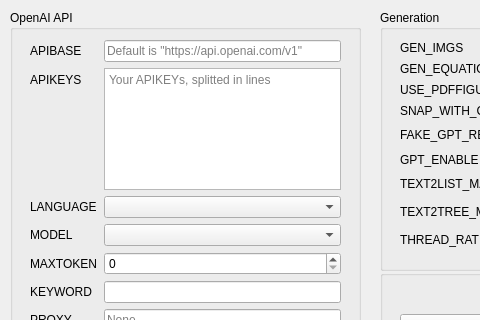
Old version of the form user_interface.ui in the repository MasterYip/ChatPaper2Xmind; both pictures show x 0 to 480 and y 0 to 320 of the 737 by 553 pixel window.
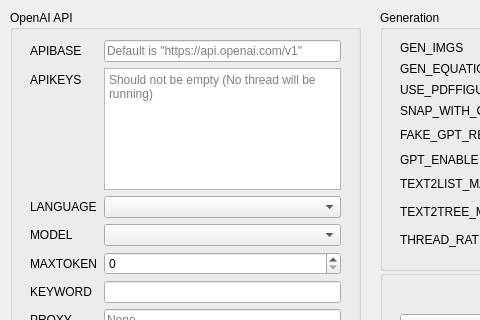
New version of the form.

What changed in the file:
```diff
--- a/user_interface.ui
+++ b/user_interface.ui
@@ -132,7 +132,7 @@
       <item row="1" column="1">
        <widget class="QTextEdit" name="textEdit_APIKEYS">
         <property name="placeholderText">
-         <string>Your APIKEYs, splitted in lines</string>
+         <string>Should not be empty (No thread will be running)</string>
         </property>
        </widget>
       </item>
```
Left out of the diff: 3 changed lines with no effect on the pictures.
